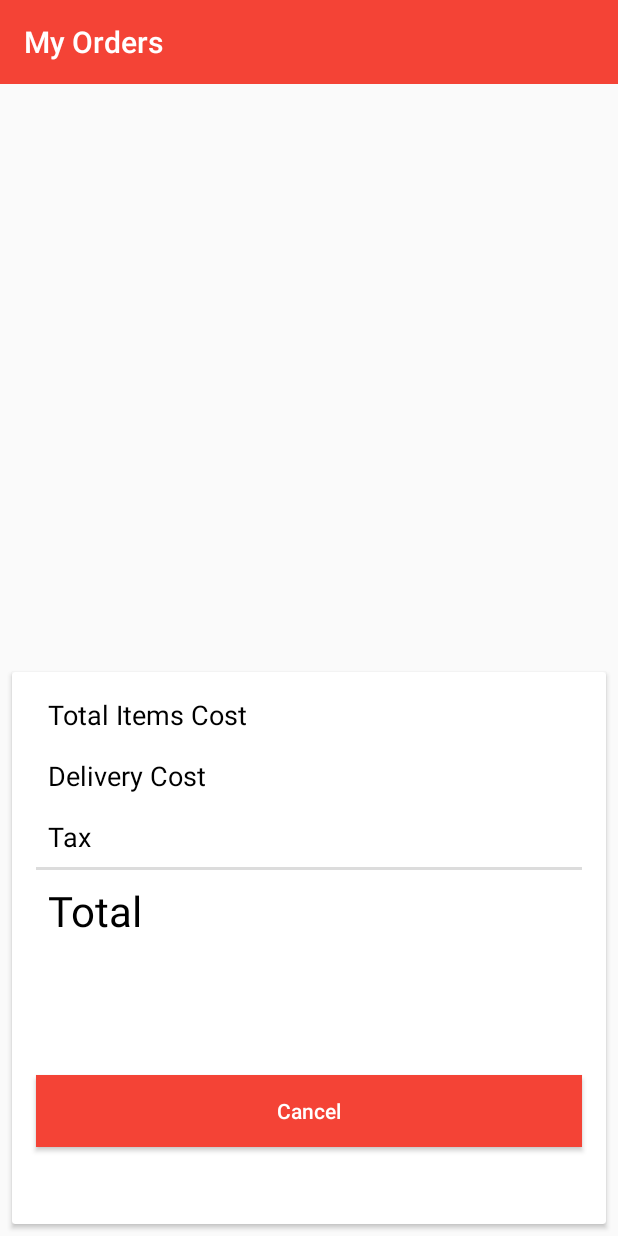
After one commit to PrasadKota96/Quick_Food, an Android app: the CustomerViewOrderDetialActivity screen opened directly, with no data from a screen before it, on a phone screen of 412 x 824 dp. The commit adds this screen. Run offline under Robolectric (Android 15) with nearby library versions, the phone set to English and light mode, and no system bars; our stand-ins replace Firebase (no records; nobody signed in at launch, a user with empty details on screens opened directly); 1 statement that could not run was skipped.

Commit message:
Cancel Order,Add Google map in Rider Page

```diff
--- a/app/build.gradle
+++ b/app/build.gradle
@@ -48,4 +48,7 @@ dependencies {
 
     implementation 'de.hdodenhof:circleimageview:3.1.0'
     //implementation 'com.cepheuen.elegant-number-button:lib:1.0.2'
+
+    implementation 'com.google.android.gms:play-services-maps:17.0.1'
+
 }
--- /dev/null
+++ b/app/src/main/java/uk/ac/tees/aad/w9316578/Activity/CustomerViewOrderDetialActivity.java
@@ -0,0 +1,145 @@
+package uk.ac.tees.aad.w9316578.Activity;
+
+import androidx.annotation.NonNull;
+import androidx.appcompat.app.AppCompatActivity;
+import androidx.appcompat.widget.Toolbar;
+import androidx.recyclerview.widget.LinearLayoutManager;
+import androidx.recyclerview.widget.RecyclerView;
+
+import android.app.ProgressDialog;
+import android.os.Bundle;
+import android.view.View;
+import android.widget.Button;
+import android.widget.TextView;
+import android.widget.Toast;
+
+import com.google.android.gms.tasks.OnCompleteListener;
+import com.google.android.gms.tasks.Task;
+import com.google.firebase.auth.FirebaseAuth;
+import com.google.firebase.auth.FirebaseUser;
+import com.google.firebase.database.DataSnapshot;
+import com.google.firebase.database.DatabaseError;
+import com.google.firebase.database.DatabaseReference;
+import com.google.firebase.database.FirebaseDatabase;
+import com.google.firebase.database.ValueEventListener;
+import com.google.firebase.database.annotations.NotNull;
+
+import java.util.ArrayList;
+import java.util.List;
+
+import uk.ac.tees.aad.w9316578.Adapter.RecyclerviewViewCartAdapter;
+import uk.ac.tees.aad.w9316578.Adapter.RecyclerviewViewCustomerPlacedOrderAdapter;
+import uk.ac.tees.aad.w9316578.Model.CartFood;
+import uk.ac.tees.aad.w9316578.Model.Customer;
+import uk.ac.tees.aad.w9316578.Model.OrderInfo;
+import uk.ac.tees.aad.w9316578.R;
+import uk.ac.tees.aad.w9316578.SqliteDatabase.DataBaseHelper;
+
+public class CustomerViewOrderDetialActivity extends AppCompatActivity {
+
+    DatabaseReference mOrderRef, mOrderInfo, mUserRef;
+    FirebaseAuth mAuth;
+    FirebaseUser mUser;
+    Toolbar toolbar;
+    RecyclerView recyclerView;
+    List<CartFood> orderDetailList;
+    RecyclerviewViewCartAdapter adapter;
+    OrderInfo orderInfo;
+
+
+    TextView totalPriceTv, totalPricePlusAllTaxTv;
+    Button btnCancelOrder;
+    double totalAmount = 0;
+    double totalAmountWithTax = 0;
+
+
+    @Override
+    protected void onCreate(Bundle savedInstanceState) {
+        super.onCreate(savedInstanceState);
+        setContentView(R.layout.activity_customer_view_order_detial);
+
+        toolbar = findViewById(R.id.appbar);
+        setSupportActionBar(toolbar);
+        getSupportActionBar().setHomeButtonEnabled(true);
+        getSupportActionBar().setTitle("My Orders");
+
+        orderInfo = (OrderInfo) getIntent().getSerializableExtra("orderInfo");
+
+        orderDetailList = new ArrayList<>();
+        recyclerView = findViewById(R.id.recyclerview);
+        recyclerView = findViewById(R.id.recyclerview);
+        recyclerView.setLayoutManager(new LinearLayoutManager(this));
+
+        mAuth = FirebaseAuth.getInstance();
+        btnCancelOrder = findViewById(R.id.checkout);
+        totalPriceTv = findViewById(R.id.totalPrice);
+        totalPricePlusAllTaxTv = findViewById(R.id.totalPricePlusAllTax);
+
+        mUser = mAuth.getCurrentUser();
+        mOrderRef = FirebaseDatabase.getInstance().getReference().child("OrderFoodItems");
+        mOrderInfo = FirebaseDatabase.getInstance().getReference().child("OrderInfo");
+        mUserRef = FirebaseDatabase.getInstance().getReference().child("Customer");
+
+        LoadOrderDetail();
+
+        btnCancelOrder.setOnClickListener(new View.OnClickListener() {
+            @Override
+            public void onClick(View v) {
+                mOrderRef.child(mUser.getUid()).child(orderInfo.getOrderID()).removeValue();
+                mOrderInfo.child(mUser.getUid()).child(orderInfo.getOrderID()).removeValue().addOnCompleteListener(new OnCompleteListener<Void>() {
+                    @Override
+                    public void onComplete(@NonNull @org.jetbrains.annotations.NotNull Task<Void> task) {
+                        if (task.isSuccessful())
+                        {
+                            finish();
+                            Toast.makeText(CustomerViewOrderDetialActivity.this, "Order Cancelled", Toast.LENGTH_SHORT).show();
+                        }
+                    }
+                });
+            }
+        });
+    }
+
+    private void LoadOrderDetail() {
+        mOrderRef.child(mUser.getUid()).child(orderInfo.getOrderID()).addValueEventListener(new ValueEventListener() {
+            @Override
+            public void onDataChange(@NonNull @NotNull DataSnapshot snapshot) {
+                orderDetailList = new ArrayList<>();
+                for (DataSnapshot snapshot1 : snapshot.getChildren()) {
+                    CartFood orderInfo = snapshot1.getValue(CartFood.class);
+                    orderDetailList.add(orderInfo);
+                }
+                adapter = new RecyclerviewViewCartAdapter(orderDetailList, getApplicationContext());
+                recyclerView.setAdapter(adapter);
+                UpdatePrices();
+                if (orderInfo.getStatus().equals("pending")) {
+                    btnCancelOrder.setEnabled(true);
+
+                } else {
+                    btnCancelOrder.setEnabled(false);
+                    btnCancelOrder.setText("Cant Cancel this Order");
+                }
+
+
+            }
+
+            @Override
+            public void onCancelled(@NonNull @NotNull DatabaseError error) {
+
+            }
+        });
+    }
+
+    private void UpdatePrices() {
+
+        if (orderDetailList.size() > 0) {
+            for (int i = 0; i < orderDetailList.size(); i++) {
+                totalAmount = totalAmount + (Double.parseDouble(orderDetailList.get(i).getFoodPrice())) * (Double.parseDouble(orderDetailList.get(i).getFoodItems()));
+            }
+
+            totalAmountWithTax = totalAmount + 1 + 1;
+            totalPriceTv.setText("$" + totalAmount);
+            totalPricePlusAllTaxTv.setText("$" + totalAmountWithTax);
+        }
+    }
+}
--- a/app/src/main/java/uk/ac/tees/aad/w9316578/Model/CartFood.java
+++ b/app/src/main/java/uk/ac/tees/aad/w9316578/Model/CartFood.java
@@ -5,6 +5,9 @@ public class CartFood {
     private String date, foodId;
     private String foodName, foodPrice;
     private String foodDesc, foodImageUri,foodItems;
+
+    public CartFood() {
+    }
 
     public String getFoodItems() {
         return foodItems;
--- a/app/src/main/java/uk/ac/tees/aad/w9316578/Model/OrderInfo.java
+++ b/app/src/main/java/uk/ac/tees/aad/w9316578/Model/OrderInfo.java
@@ -1,6 +1,8 @@
 package uk.ac.tees.aad.w9316578.Model;
 
-public class OrderInfo {
+import java.io.Serializable;
+
+public class OrderInfo implements Serializable {
     String dateOrder,orderID,status,totalAmount;
 
     public OrderInfo() {
--- a/app/src/main/res/layout/activity_customer_home.xml
+++ b/app/src/main/res/layout/activity_customer_home.xml
@@ -71,7 +71,6 @@
         android:layout_width="match_parent"
         android:layout_height="match_parent"
         android:layout_gravity="start"
-        app:headerLayout="@layout/drawer_header"
         app:menu="@menu/customer_nav_menu" />
 
 
--- /dev/null
+++ b/app/src/main/res/layout/activity_customer_view_order_detial.xml
@@ -0,0 +1,184 @@
+<?xml version="1.0" encoding="utf-8"?>
+<androidx.constraintlayout.widget.ConstraintLayout xmlns:android="http://schemas.android.com/apk/res/android"
+    xmlns:app="http://schemas.android.com/apk/res-auto"
+    xmlns:tools="http://schemas.android.com/tools"
+    android:layout_width="match_parent"
+    android:layout_height="match_parent"
+    tools:context=".Activity.CustomerViewOrderDetialActivity">
+
+
+    <androidx.constraintlayout.widget.ConstraintLayout
+        android:layout_width="match_parent"
+        android:layout_height="match_parent"
+        tools:context=".Activity.ViewCartActivity">
+
+        <include
+            android:id="@+id/appbar"
+            layout="@layout/app_bar"
+            app:layout_constraintBottom_toTopOf="@+id/recyclerview"
+            app:layout_constraintEnd_toEndOf="parent"
+            app:layout_constraintHorizontal_bias="0.5"
+            app:layout_constraintStart_toStartOf="parent"
+            app:layout_constraintTop_toTopOf="parent" />
+
+        <androidx.recyclerview.widget.RecyclerView
+            android:id="@+id/recyclerview"
+            android:layout_width="0dp"
+            android:layout_height="0dp"
+            app:layout_constraintBottom_toTopOf="@+id/card"
+            app:layout_constraintEnd_toEndOf="parent"
+            app:layout_constraintHorizontal_bias="0.5"
+            app:layout_constraintStart_toStartOf="parent"
+            app:layout_constraintTop_toBottomOf="@+id/appbar"
+             />
+
+        <androidx.cardview.widget.CardView
+            android:id="@+id/card"
+            android:layout_width="0dp"
+            android:layout_height="0dp"
+            android:layout_marginStart="8dp"
+            android:layout_marginTop="24dp"
+            android:layout_marginEnd="8dp"
+            android:layout_marginBottom="8dp"
+            app:layout_constraintBottom_toBottomOf="parent"
+            app:layout_constraintEnd_toEndOf="parent"
+            app:layout_constraintHorizontal_bias="0.5"
+            app:layout_constraintStart_toStartOf="parent"
+            app:layout_constraintTop_toBottomOf="@+id/recyclerview">
+
+            <androidx.constraintlayout.widget.ConstraintLayout
+                android:layout_width="match_parent"
+                android:layout_height="match_parent">
+
+                <TextView
+                    android:id="@+id/textView"
+                    android:layout_width="wrap_content"
+                    android:layout_height="wrap_content"
+                    android:layout_marginStart="24dp"
+                    android:layout_marginTop="16dp"
+                    android:text="Total Items Cost"
+                    android:textColor="@color/black"
+                    android:textSize="18sp"
+                    app:layout_constraintStart_toStartOf="parent"
+                    app:layout_constraintTop_toTopOf="parent" />
+
+                <TextView
+                    android:id="@+id/textView5"
+                    android:layout_width="wrap_content"
+                    android:layout_height="wrap_content"
+                    android:layout_marginStart="24dp"
+                    android:layout_marginTop="16dp"
+                    android:text="Delivery Cost"
+                    android:textColor="@color/black"
+                    android:textSize="18sp"
+                    app:layout_constraintStart_toStartOf="parent"
+                    app:layout_constraintTop_toBottomOf="@+id/textView" />
+
+                <TextView
+                    android:id="@+id/textView7"
+                    android:layout_width="wrap_content"
+                    android:layout_height="wrap_content"
+                    android:layout_marginStart="24dp"
+                    android:layout_marginTop="16dp"
+                    android:text="Tax"
+                    android:textColor="@color/black"
+                    android:textSize="18sp"
+                    app:layout_constraintStart_toStartOf="parent"
+                    app:layout_constraintTop_toBottomOf="@+id/textView5" />
+
+                <TextView
+                    android:id="@+id/textView8"
+                    android:layout_width="wrap_content"
+                    android:layout_height="wrap_content"
+                    android:layout_marginStart="24dp"
+                    android:layout_marginTop="8dp"
+                    android:text="Total"
+                    android:textColor="@color/black"
+                    android:textSize="28sp"
+                    app:layout_constraintStart_toStartOf="parent"
+                    app:layout_constraintTop_toBottomOf="@+id/view2" />
+
+                <TextView
+                    android:id="@+id/totalPrice"
+                    android:layout_width="wrap_content"
+                    android:layout_height="wrap_content"
+                    android:layout_marginTop="16dp"
+                    android:layout_marginEnd="24dp"
+
+                    android:textColor="@color/black"
+                    android:textSize="18sp"
+                    app:layout_constraintEnd_toEndOf="parent"
+                    app:layout_constraintTop_toTopOf="parent" />
+
+                <TextView
+                    android:id="@+id/totalPrice2"
+                    android:layout_width="wrap_content"
+                    android:layout_height="wrap_content"
+                    android:layout_marginTop="16dp"
+                    android:layout_marginEnd="24dp"
+
+                    android:textColor="@color/black"
+                    android:textSize="18sp"
+                    app:layout_constraintEnd_toEndOf="parent"
+                    app:layout_constraintTop_toBottomOf="@+id/totalPrice" />
+
+                <TextView
+                    android:id="@+id/totalPrice3"
+                    android:layout_width="wrap_content"
+                    android:layout_height="wrap_content"
+                    android:layout_marginTop="16dp"
+                    android:layout_marginEnd="24dp"
+
+                    android:textColor="@color/black"
+                    android:textSize="18sp"
+                    app:layout_constraintEnd_toEndOf="parent"
+                    app:layout_constraintTop_toBottomOf="@+id/totalPrice2" />
+
+                <TextView
+                    android:id="@+id/totalPricePlusAllTax"
+                    android:layout_width="wrap_content"
+                    android:layout_height="wrap_content"
+                    android:layout_marginEnd="16dp"
+
+                    android:textColor="@color/black"
+                    android:textSize="28sp"
+                    app:layout_constraintEnd_toEndOf="parent"
+                    app:layout_constraintTop_toTopOf="@+id/textView8" />
+
+                <View
+                    android:id="@+id/view2"
+                    android:layout_width="0dp"
+                    android:layout_height="2dp"
+                    android:layout_marginStart="16dp"
+                    android:layout_marginTop="8dp"
+                    android:layout_marginEnd="16dp"
+                    android:background="@color/colorGrey"
+                    app:layout_constraintEnd_toEndOf="parent"
+                    app:layout_constraintStart_toStartOf="parent"
+                    app:layout_constraintTop_toBottomOf="@+id/textView7" />
+
+                <Button
+                    android:id="@+id/checkout"
+                    android:layout_width="0dp"
+                    android:layout_height="wrap_content"
+                    android:layout_marginStart="16dp"
+                    android:layout_marginTop="24dp"
+                    android:layout_marginEnd="16dp"
+                    android:background="@color/colorPrimary"
+                    android:text="Cancel"
+                    android:textAllCaps="false"
+                    android:textColor="@color/white"
+                    app:layout_constraintBottom_toBottomOf="parent"
+                    app:layout_constraintEnd_toEndOf="parent"
+                    app:layout_constraintHorizontal_bias="0.0"
+                    app:layout_constraintStart_toStartOf="parent"
+                    app:layout_constraintTop_toBottomOf="@+id/textView8"
+                    app:layout_constraintVertical_bias="0.567" />
+
+            </androidx.constraintlayout.widget.ConstraintLayout>
+
+        </androidx.cardview.widget.CardView>
+
+
+    </androidx.constraintlayout.widget.ConstraintLayout>
+</androidx.constraintlayout.widget.ConstraintLayout>
--- a/app/src/main/res/layout/activity_my_order.xml
+++ b/app/src/main/res/layout/activity_my_order.xml
@@ -23,6 +23,6 @@
         app:layout_constraintHorizontal_bias="0.5"
         app:layout_constraintStart_toStartOf="parent"
         app:layout_constraintTop_toBottomOf="@+id/appbar"
-        tools:listitem="@layout/singleview_cart" />
+       />
 
 </androidx.constraintlayout.widget.ConstraintLayout>
```
Also changed, not shown: app/src/main/AndroidManifest.xml (+16 -3 lines), app/src/main/java/uk/ac/tees/aad/w9316578/Activity/CustomerHomeActivity.java (+53 -2 lines), app/src/main/java/uk/ac/tees/aad/w9316578/Activity/RiderHomeActivity.java (added, +41 -0 lines), app/src/main/java/uk/ac/tees/aad/w9316578/Adapter/RecyclerviewViewCustomerPlacedOrderAdapter.java (+6 -1 lines), app/src/main/res/layout/activity_customer_view_food.xml (+4 -4 lines), app/src/main/res/layout/activity_rider_home.xml (added, +20 -0 lines), app/src/main/res/layout/single_view_item.xml (+16 -7 lines), app/src/main/res/layout/single_view_item_customer.xml (+14 -2 lines), app/src/main/res/menu/customer_nav_menu.xml (+5 -7 lines).
